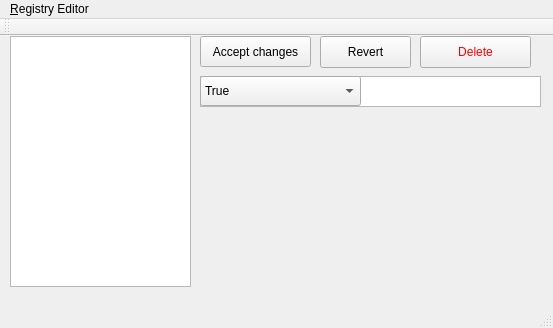
Old version of the form MainWindow.ui in the repository Metalhead33/PseudoRegistryEditor.
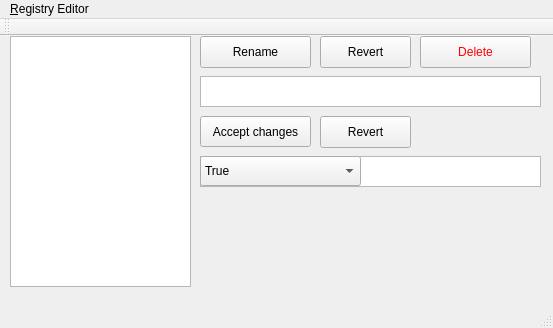
New version of the form.

What changed in the file:
```diff
--- a/MainWindow.ui
+++ b/MainWindow.ui
@@ -43,7 +43,7 @@
     <property name="geometry">
      <rect>
       <x>200</x>
-      <y>40</y>
+      <y>120</y>
       <width>341</width>
       <height>31</height>
      </rect>
@@ -53,7 +53,7 @@
     <property name="geometry">
      <rect>
       <x>200</x>
-      <y>0</y>
+      <y>80</y>
       <width>111</width>
       <height>31</height>
      </rect>
@@ -66,7 +66,7 @@
     <property name="geometry">
      <rect>
       <x>320</x>
-      <y>0</y>
+      <y>80</y>
       <width>91</width>
       <height>32</height>
      </rect>
@@ -79,7 +79,7 @@
     <property name="geometry">
      <rect>
       <x>200</x>
-      <y>40</y>
+      <y>120</y>
       <width>161</width>
       <height>30</height>
      </rect>
@@ -112,6 +112,42 @@
      <string>Delete</string>
     </property>
    </widget>
+   <widget class="QPlainTextEdit" name="NameEditor">
+    <property name="geometry">
+     <rect>
+      <x>200</x>
+      <y>40</y>
+      <width>341</width>
+      <height>31</height>
+     </rect>
+    </property>
+   </widget>
+   <widget class="QPushButton" name="RenameButton">
+    <property name="geometry">
+     <rect>
+      <x>200</x>
+      <y>0</y>
+      <width>111</width>
+      <height>32</height>
+     </rect>
+    </property>
+    <property name="text">
+     <string>Rename</string>
+    </property>
+   </widget>
+   <widget class="QPushButton" name="RevertName">
+    <property name="geometry">
+     <rect>
+      <x>320</x>
+      <y>0</y>
+      <width>91</width>
+      <height>32</height>
+     </rect>
+    </property>
+    <property name="text">
+     <string>Revert</string>
+    </property>
+   </widget>
   </widget>
   <widget class="QMenuBar" name="menuBar">
    <property name="geometry">
```
